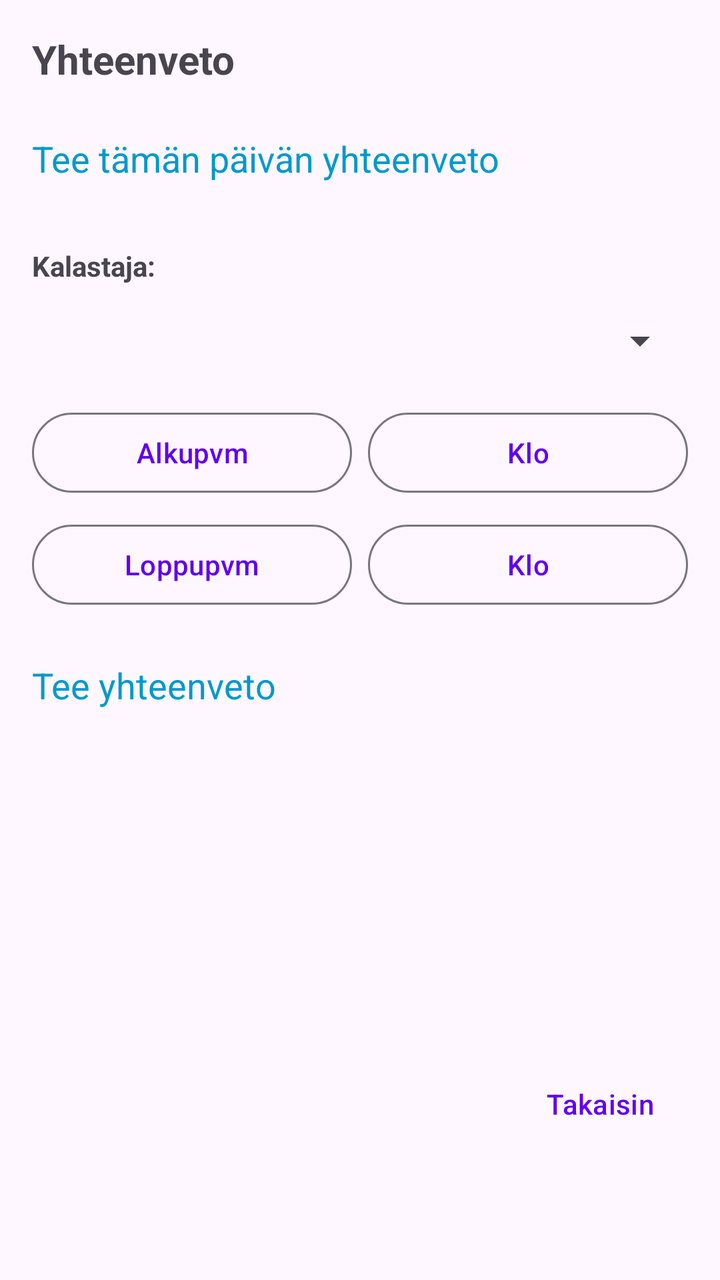
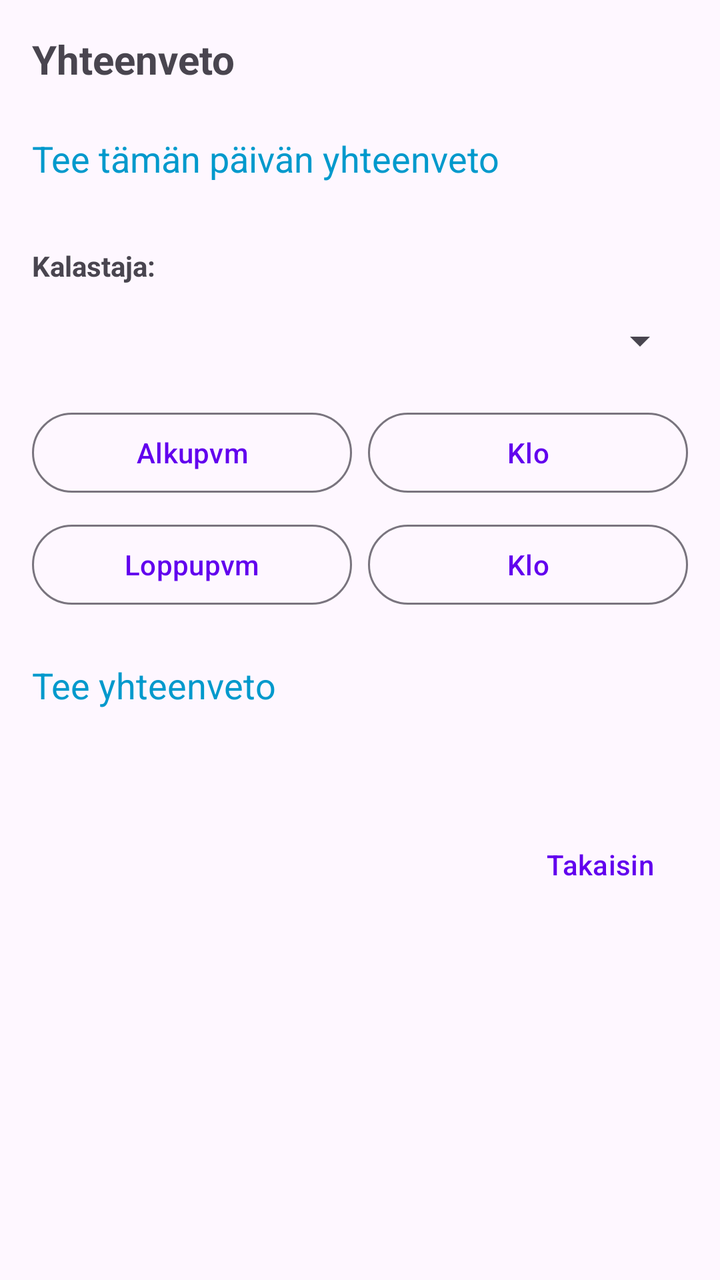

Compare the two renders of this Android layout. The source of the first and the diff that turns it into the second are given below.
<!-- AndroidManifest.xml: application theme Theme.KalaKartta -->
<!-- res/layout/activity_summary.xml -->
<?xml version="1.0" encoding="utf-8"?>
<LinearLayout xmlns:android="http://schemas.android.com/apk/res/android"
    android:layout_width="match_parent"
    android:layout_height="match_parent"
    android:orientation="vertical"
    android:padding="16dp">

    <TextView
        android:layout_width="match_parent"
        android:layout_height="wrap_content"
        android:text="Yhteenveto"
        android:textSize="20sp"
        android:textStyle="bold"
        android:layout_marginBottom="16dp" />

    <TextView
        android:id="@+id/todaySummaryButton"
        android:layout_width="match_parent"
        android:layout_height="wrap_content"
        android:text="Tee tämän päivän yhteenveto"
        android:textSize="18sp"
        android:textColor="@android:color/holo_blue_dark"
        android:background="?attr/selectableItemBackground"
        android:clickable="true"
        android:focusable="true"
        android:paddingTop="8dp"
        android:paddingBottom="8dp"
        android:layout_marginBottom="16dp" />

    <TextView
        android:layout_width="wrap_content"
        android:layout_height="wrap_content"
        android:text="Kalastaja:"
        android:textStyle="bold"
        android:layout_marginTop="8dp" />

    <Spinner
        android:id="@+id/fishermanSpinner"
        android:layout_width="match_parent"
        android:layout_height="wrap_content"
        android:layout_marginTop="4dp"
        android:layout_marginBottom="8dp"
        android:minHeight="48dp" />

    <LinearLayout
        android:layout_width="match_parent"
        android:layout_height="wrap_content"
        android:orientation="horizontal"
        android:layout_marginBottom="8dp">

        <Button
            android:id="@+id/startDateButton"
            style="@style/Widget.Material3.Button.OutlinedButton"
            android:layout_width="0dp"
            android:layout_height="wrap_content"
            android:layout_weight="1"
            android:text="Alkupvm" />

        <Button
            android:id="@+id/startTimeButton"
            style="@style/Widget.Material3.Button.OutlinedButton"
            android:layout_width="0dp"
            android:layout_height="wrap_content"
            android:layout_weight="1"
            android:text="Klo"
            android:layout_marginStart="8dp" />
    </LinearLayout>

    <LinearLayout
        android:layout_width="match_parent"
        android:layout_height="wrap_content"
        android:orientation="horizontal"
        android:layout_marginBottom="16dp">

        <Button
            android:id="@+id/endDateButton"
            style="@style/Widget.Material3.Button.OutlinedButton"
            android:layout_width="0dp"
            android:layout_height="wrap_content"
            android:layout_weight="1"
            android:text="Loppupvm" />

        <Button
            android:id="@+id/endTimeButton"
            style="@style/Widget.Material3.Button.OutlinedButton"
            android:layout_width="0dp"
            android:layout_height="wrap_content"
            android:layout_weight="1"
            android:text="Klo"
            android:layout_marginStart="8dp" />
    </LinearLayout>

    <LinearLayout
        android:layout_width="match_parent"
        android:layout_height="wrap_content"
        android:orientation="horizontal"
        android:gravity="center_vertical"
        android:layout_marginBottom="16dp">

        <TextView
            android:id="@+id/generateRangeSummaryButton"
            android:layout_width="0dp"
            android:layout_height="wrap_content"
            android:layout_weight="1"
            android:text="Tee yhteenveto"
            android:textSize="18sp"
            android:textColor="@android:color/holo_blue_dark"
            android:background="?attr/selectableItemBackground"
            android:clickable="true"
            android:focusable="true"
            android:paddingTop="8dp"
            android:paddingBottom="8dp" />

        <ImageButton
            android:id="@+id/showOnMapButton"
            android:layout_width="48dp"
            android:layout_height="48dp"
            android:src="@drawable/ic_map"
            android:background="?attr/selectableItemBackgroundBorderless"
            android:contentDescription="Näytä kartalla"
            android:visibility="gone"
            android:layout_marginEnd="8dp" />

        <ImageButton
            android:id="@+id/copyToClipboardButton"
            android:layout_width="48dp"
            android:layout_height="48dp"
            android:src="@drawable/ic_copy"
            android:background="?attr/selectableItemBackgroundBorderless"
            android:contentDescription="Kopioi leikepöydälle"
            android:visibility="gone" />
    </LinearLayout>

    <ScrollView
        android:layout_width="match_parent"
        android:layout_height="0dp"
        android:layout_weight="1">

        <TextView
            android:id="@+id/summaryResultText"
            android:layout_width="match_parent"
            android:layout_height="wrap_content"
            android:textSize="16sp" />
    </ScrollView>

    <LinearLayout
        android:layout_width="match_parent"
        android:layout_height="wrap_content"
        android:orientation="horizontal"
        android:layout_marginTop="8dp"
        android:layout_marginBottom="48dp">

        <View
            android:layout_width="0dp"
            android:layout_height="0dp"
            android:layout_weight="1" />

        <Button
            android:id="@+id/backButton"
            style="@style/Widget.Material3.Button.TextButton"
            android:layout_width="wrap_content"
            android:layout_height="wrap_content"
            android:text="@string/back" />
    </LinearLayout>

</LinearLayout>
<!-- resources referenced by this layout -->
<resources>
  <!-- drawable ic_copy (drawable) -->
  <vector xmlns:android="http://schemas.android.com/apk/res/android"
      android:width="24dp"
      android:height="24dp"
      android:viewportWidth="24"
      android:viewportHeight="24"
      android:tint="?attr/colorControlNormal">
    <path
        android:fillColor="@android:color/white"
        android:pathData="M16,1L4,1c-1.1,0 -2,0.9 -2,2v14h2L4,3h12L16,1zM19,5L8,5c-1.1,0 -2,0.9 -2,2v14c0,1.1 0.9,2 2,2h11c1.1,0 2,-0.9 2,-2L21,7c0,-1.1 -0.9,-2 -2,-2zM19,21L8,21L8,7h11v14z"/>
  </vector>
  <!-- drawable ic_map (drawable) -->
  <vector xmlns:android="http://schemas.android.com/apk/res/android"
      android:width="24dp"
      android:height="24dp"
      android:viewportWidth="24"
      android:viewportHeight="24"
      android:tint="?attr/colorControlNormal">
    <path
        android:fillColor="@android:color/white"
        android:pathData="M20.5,3l-0.16,0.03L15,5.1L9,3L3.36,4.9c-0.21,0.07 -0.36,0.25 -0.36,0.48V20.5c0,0.28 0.22,0.5 0.5,0.5l0.16,-0.03L9,18.9l6,2.1l5.64,-1.9c0.21,-0.07 0.36,-0.25 0.36,-0.48V3.5c0,-0.28 -0.22,-0.5 -0.5,-0.5zM15,19l-6,-2.11V5l6,2.11V19z"/>
  </vector>
  <string name="back">Takaisin</string>
  <style name="Theme.KalaKartta" parent="Base.Theme.KalaKartta" />
  <style name="Base.Theme.KalaKartta" parent="Theme.Material3.DayNight.NoActionBar">
          
          <item name="colorPrimary">#6200EE</item>
          <item name="colorOnPrimary">#FFFFFF</item>
          <item name="editTextStyle">@style/Widget.AppCompat.EditText</item>
          <item name="android:spinnerStyle">@style/Widget.AppCompat.Spinner</item>
      </style>
</resources>

<!-- the commit's change to res/layout/activity_summary.xml (unified diff, before → after) -->
@@ -1,166 +1,164 @@
 <?xml version="1.0" encoding="utf-8"?>
-<LinearLayout xmlns:android="http://schemas.android.com/apk/res/android"
+<ScrollView xmlns:android="http://schemas.android.com/apk/res/android"
     android:layout_width="match_parent"
-    android:layout_height="match_parent"
-    android:orientation="vertical"
-    android:padding="16dp">
-
-    <TextView
-        android:layout_width="match_parent"
-        android:layout_height="wrap_content"
-        android:text="Yhteenveto"
-        android:textSize="20sp"
-        android:textStyle="bold"
-        android:layout_marginBottom="16dp" />
-
-    <TextView
-        android:id="@+id/todaySummaryButton"
-        android:layout_width="match_parent"
-        android:layout_height="wrap_content"
-        android:text="Tee tämän päivän yhteenveto"
-        android:textSize="18sp"
-        android:textColor="@android:color/holo_blue_dark"
-        android:background="?attr/selectableItemBackground"
-        android:clickable="true"
-        android:focusable="true"
-        android:paddingTop="8dp"
-        android:paddingBottom="8dp"
-        android:layout_marginBottom="16dp" />
-
-    <TextView
-        android:layout_width="wrap_content"
-        android:layout_height="wrap_content"
-        android:text="Kalastaja:"
-        android:textStyle="bold"
-        android:layout_marginTop="8dp" />
-
-    <Spinner
-        android:id="@+id/fishermanSpinner"
-        android:layout_width="match_parent"
-        android:layout_height="wrap_content"
-        android:layout_marginTop="4dp"
-        android:layout_marginBottom="8dp"
-        android:minHeight="48dp" />
+    android:layout_height="match_parent">
 
     <LinearLayout
         android:layout_width="match_parent"
         android:layout_height="wrap_content"
-        android:orientation="horizontal"
-        android:layout_marginBottom="8dp">
-
-        <Button
-            android:id="@+id/startDateButton"
-            style="@style/Widget.Material3.Button.OutlinedButton"
-            android:layout_width="0dp"
-            android:layout_height="wrap_content"
-            android:layout_weight="1"
-            android:text="Alkupvm" />
-
-        <Button
-            android:id="@+id/startTimeButton"
-            style="@style/Widget.Material3.Button.OutlinedButton"
-            android:layout_width="0dp"
-            android:layout_height="wrap_content"
-            android:layout_weight="1"
-            android:text="Klo"
-            android:layout_marginStart="8dp" />
-    </LinearLayout>
-
-    <LinearLayout
-        android:layout_width="match_parent"
-        android:layout_height="wrap_content"
-        android:orientation="horizontal"
-        android:layout_marginBottom="16dp">
-
-        <Button
-            android:id="@+id/endDateButton"
-            style="@style/Widget.Material3.Button.OutlinedButton"
-            android:layout_width="0dp"
-            android:layout_height="wrap_content"
-            android:layout_weight="1"
-            android:text="Loppupvm" />
-
-        <Button
-            android:id="@+id/endTimeButton"
-            style="@style/Widget.Material3.Button.OutlinedButton"
-            android:layout_width="0dp"
-            android:layout_height="wrap_content"
-            android:layout_weight="1"
-            android:text="Klo"
-            android:layout_marginStart="8dp" />
-    </LinearLayout>
-
-    <LinearLayout
-        android:layout_width="match_parent"
-        android:layout_height="wrap_content"
-        android:orientation="horizontal"
-        android:gravity="center_vertical"
-        android:layout_marginBottom="16dp">
+        android:orientation="vertical"
+        android:padding="16dp">
 
         <TextView
-            android:id="@+id/generateRangeSummaryButton"
-            android:layout_width="0dp"
+            android:layout_width="match_parent"
             android:layout_height="wrap_content"
-            android:layout_weight="1"
-            android:text="Tee yhteenveto"
+            android:text="Yhteenveto"
+            android:textSize="20sp"
+            android:textStyle="bold"
+            android:layout_marginBottom="16dp" />
+
+        <TextView
+            android:id="@+id/todaySummaryButton"
+            android:layout_width="match_parent"
+            android:layout_height="wrap_content"
+            android:text="Tee tämän päivän yhteenveto"
             android:textSize="18sp"
             android:textColor="@android:color/holo_blue_dark"
             android:background="?attr/selectableItemBackground"
             android:clickable="true"
             android:focusable="true"
             android:paddingTop="8dp"
-            android:paddingBottom="8dp" />
+            android:paddingBottom="8dp"
+            android:layout_marginBottom="16dp" />
 
-        <ImageButton
-            android:id="@+id/showOnMapButton"
-            android:layout_width="48dp"
-            android:layout_height="48dp"
-            android:src="@drawable/ic_map"
-            android:background="?attr/selectableItemBackgroundBorderless"
-            android:contentDescription="Näytä kartalla"
-            android:visibility="gone"
-            android:layout_marginEnd="8dp" />
+        <TextView
+            android:layout_width="wrap_content"
+            android:layout_height="wrap_content"
+            android:text="Kalastaja:"
+            android:textStyle="bold"
+            android:layout_marginTop="8dp" />
 
-        <ImageButton
-            android:id="@+id/copyToClipboardButton"
-            android:layout_width="48dp"
-            android:layout_height="48dp"
-            android:src="@drawable/ic_copy"
-            android:background="?attr/selectableItemBackgroundBorderless"
-            android:contentDescription="Kopioi leikepöydälle"
-            android:visibility="gone" />
-    </LinearLayout>
+        <Spinner
+            android:id="@+id/fishermanSpinner"
+            android:layout_width="match_parent"
+            android:layout_height="wrap_content"
+            android:layout_marginTop="4dp"
+            android:layout_marginBottom="8dp"
+            android:minHeight="48dp" />
 
-    <ScrollView
-        android:layout_width="match_parent"
-        android:layout_height="0dp"
-        android:layout_weight="1">
+        <LinearLayout
+            android:layout_width="match_parent"
+            android:layout_height="wrap_content"
+            android:orientation="horizontal"
+            android:layout_marginBottom="8dp">
+
+            <Button
+                android:id="@+id/startDateButton"
+                style="@style/Widget.Material3.Button.OutlinedButton"
+                android:layout_width="0dp"
+                android:layout_height="wrap_content"
+                android:layout_weight="1"
+                android:text="Alkupvm" />
+
+            <Button
+                android:id="@+id/startTimeButton"
+                style="@style/Widget.Material3.Button.OutlinedButton"
+                android:layout_width="0dp"
+                android:layout_height="wrap_content"
+                android:layout_weight="1"
+                android:text="Klo"
+                android:layout_marginStart="8dp" />
+        </LinearLayout>
+
+        <LinearLayout
+            android:layout_width="match_parent"
+            android:layout_height="wrap_content"
+            android:orientation="horizontal"
+            android:layout_marginBottom="16dp">
+
+            <Button
+                android:id="@+id/endDateButton"
+                style="@style/Widget.Material3.Button.OutlinedButton"
+                android:layout_width="0dp"
+                android:layout_height="wrap_content"
+                android:layout_weight="1"
+                android:text="Loppupvm" />
+
+            <Button
+                android:id="@+id/endTimeButton"
+                style="@style/Widget.Material3.Button.OutlinedButton"
+                android:layout_width="0dp"
+                android:layout_height="wrap_content"
+                android:layout_weight="1"
+                android:text="Klo"
+                android:layout_marginStart="8dp" />
+        </LinearLayout>
+
+        <LinearLayout
+            android:layout_width="match_parent"
+            android:layout_height="wrap_content"
+            android:orientation="horizontal"
+            android:gravity="center_vertical"
+            android:layout_marginBottom="16dp">
+
+            <TextView
+                android:id="@+id/generateRangeSummaryButton"
+                android:layout_width="0dp"
+                android:layout_height="wrap_content"
+                android:layout_weight="1"
+                android:text="Tee yhteenveto"
+                android:textSize="18sp"
+                android:textColor="@android:color/holo_blue_dark"
+                android:background="?attr/selectableItemBackground"
+                android:clickable="true"
+                android:focusable="true"
+                android:paddingTop="8dp"
+                android:paddingBottom="8dp" />
+
+            <ImageButton
+                android:id="@+id/showOnMapButton"
+                android:layout_width="48dp"
+                android:layout_height="48dp"
+                android:src="@drawable/ic_map"
+                android:background="?attr/selectableItemBackgroundBorderless"
+                android:contentDescription="Näytä kartalla"
+                android:visibility="gone"
+                android:layout_marginEnd="8dp" />
+
+            <ImageButton
+                android:id="@+id/copyToClipboardButton"
+                android:layout_width="48dp"
+                android:layout_height="48dp"
+                android:src="@drawable/ic_copy"
+                android:background="?attr/selectableItemBackgroundBorderless"
+                android:contentDescription="Kopioi leikepöydälle"
+                android:visibility="gone" />
+        </LinearLayout>
 
         <TextView
             android:id="@+id/summaryResultText"
             android:layout_width="match_parent"
             android:layout_height="wrap_content"
             android:textSize="16sp" />
-    </ScrollView>
 
-    <LinearLayout
-        android:layout_width="match_parent"
-        android:layout_height="wrap_content"
-        android:orientation="horizontal"
-        android:layout_marginTop="8dp"
-        android:layout_marginBottom="48dp">
+        <LinearLayout
+            android:layout_width="match_parent"
+            android:layout_height="wrap_content"
+            android:orientation="horizontal"
+            android:layout_marginTop="8dp"
+            android:layout_marginBottom="16dp">
 
-        <View
-            android:layout_width="0dp"
-            android:layout_height="0dp"
-            android:layout_weight="1" />
+            <View
+                android:layout_width="0dp"
+                android:layout_height="0dp"
+                android:layout_weight="1" />
 
-        <Button
-            android:id="@+id/backButton"
-            style="@style/Widget.Material3.Button.TextButton"
-            android:layout_width="wrap_content"
-            android:layout_height="wrap_content"
-            android:text="@string/back" />
+            <Button
+                android:id="@+id/backButton"
+                style="@style/Widget.Material3.Button.TextButton"
+                android:layout_width="wrap_content"
+                android:layout_height="wrap_content"
+                android:text="@string/back" />
+        </LinearLayout>
     </LinearLayout>
-
-</LinearLayout>
+</ScrollView>
